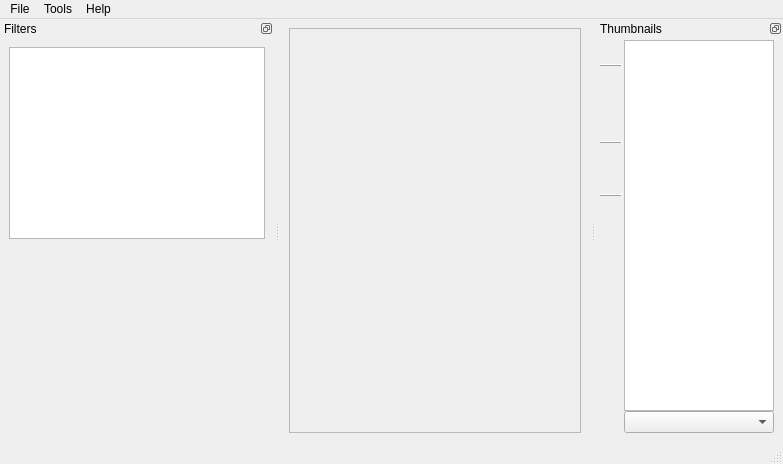
Qt form src/app/MainWindow.ui (2ndmax/scantailor-ocr) before a commit.
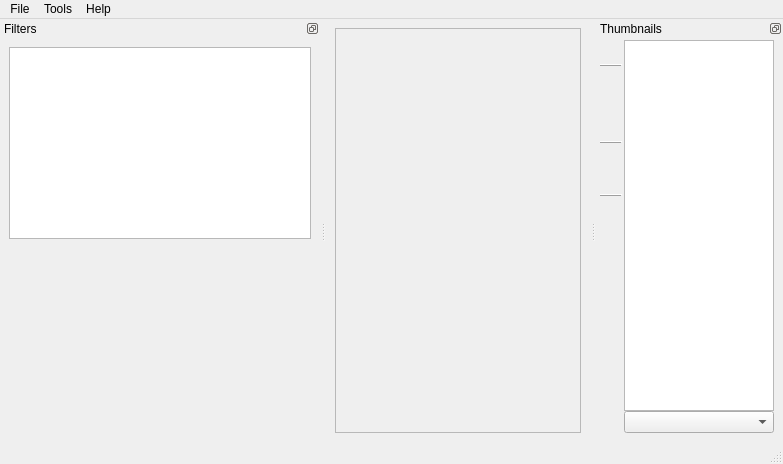
The same form after that commit. Icons and pictures are not drawn. Custom widgets are drawn as their Qt base class.

The edit to the form file:
```diff
--- a/src/app/MainWindow.ui
+++ b/src/app/MainWindow.ui
@@ -955,7 +955,7 @@
    </property>
    <property name="minimumSize">
     <size>
-     <width>274</width>
+     <width>320</width>
      <height>204</height>
     </size>
    </property>
```
Left out of the diff: 14 changed lines with no effect on the pictures.
